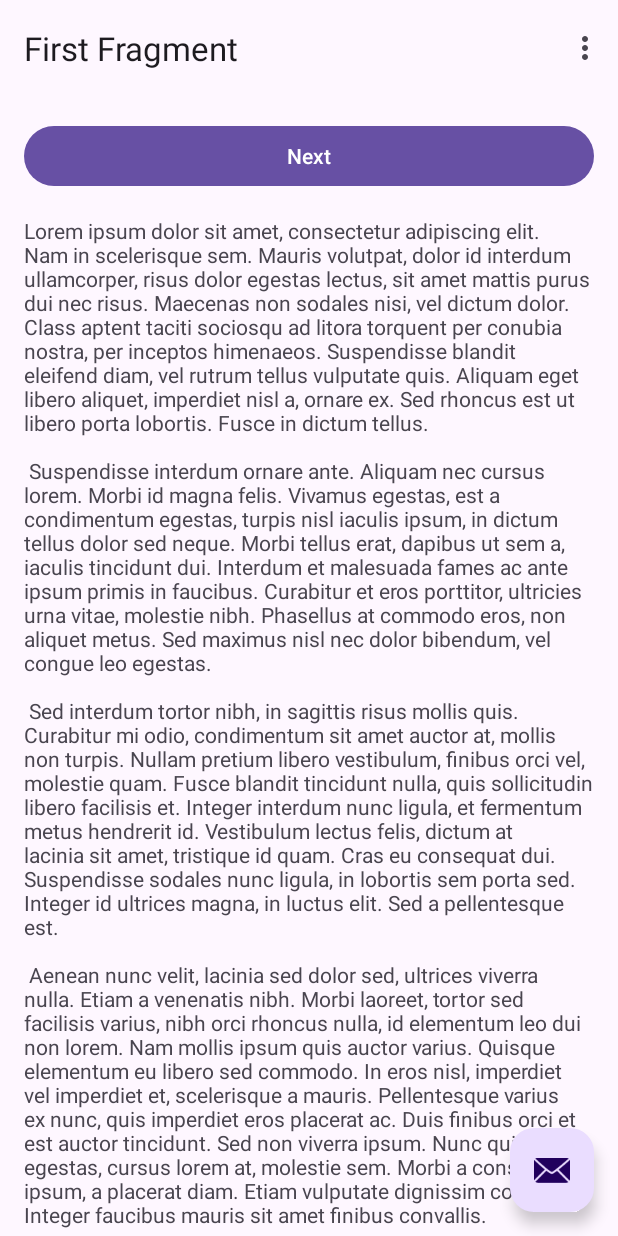
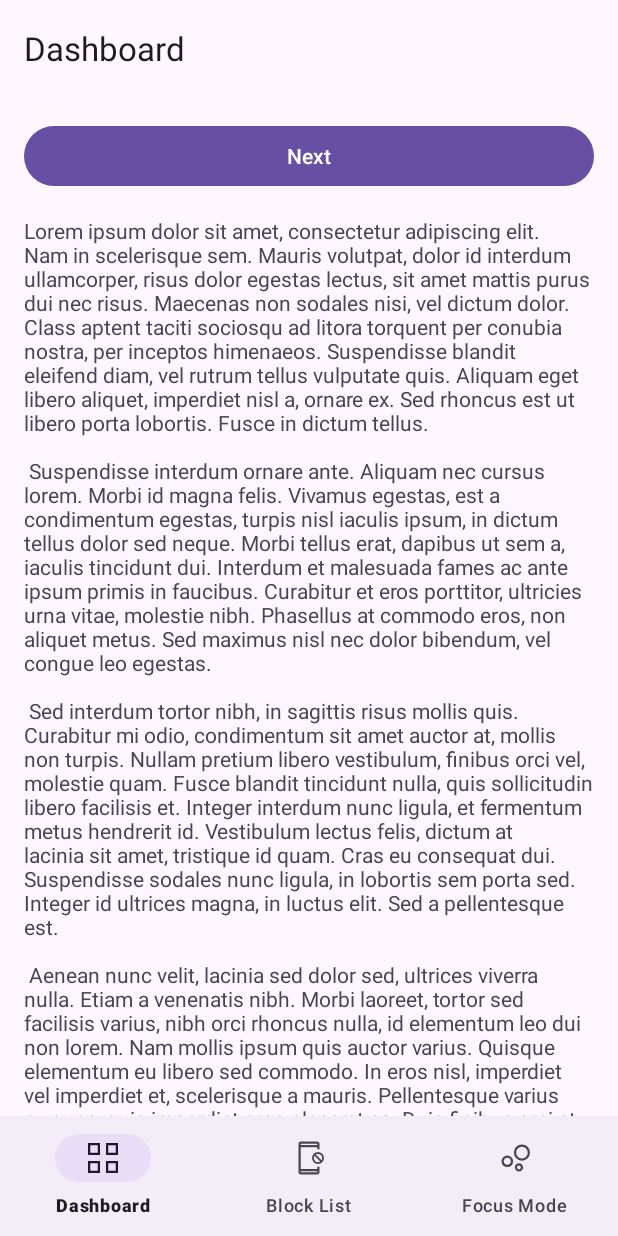
Before and after one commit to rsales/track-apps, an Android app: the screen it shows after launch (MainActivity), on a phone screen of 412 x 824 dp. Run offline under Robolectric (Android 15) with nearby library versions, the phone set to English and light mode, and no system bars; our stand-ins replace navigation-ui.

Commit message:
Start setup bottom navigation menu

```diff
--- a/app/src/main/java/br/com/salescreations/track_apps/MainActivity.kt
+++ b/app/src/main/java/br/com/salescreations/track_apps/MainActivity.kt
@@ -10,6 +10,7 @@ import androidx.navigation.ui.navigateUp
 import androidx.navigation.ui.setupActionBarWithNavController
 import android.view.Menu
 import android.view.MenuItem
+import androidx.navigation.fragment.findNavController
 import br.com.salescreations.track_apps.databinding.ActivityMainBinding
 
 class MainActivity : AppCompatActivity() {
@@ -29,27 +30,23 @@ class MainActivity : AppCompatActivity() {
 		val navController = findNavController(R.id.nav_host_fragment_content_main)
 		appBarConfiguration = AppBarConfiguration(navController.graph)
 		setupActionBarWithNavController(navController, appBarConfiguration)
-
-		binding.fab.setOnClickListener { view ->
-			Snackbar.make(view, "Replace with your own action", Snackbar.LENGTH_LONG)
-				.setAnchorView(R.id.fab)
-				.setAction("Action", null).show()
-		}
 	}
 
-	override fun onCreateOptionsMenu(menu: Menu): Boolean {
-		// Inflate the menu; this adds items to the action bar if it is present.
-		menuInflater.inflate(R.menu.menu_main, menu)
-		return true
-	}
+//	override fun onCreateOptionsMenu(menu: Menu): Boolean {
+//		// Inflate the menu; this adds items to the action bar if it is present.
+//		menuInflater.inflate(R.menu.menu_main, menu)
+//		return true
+//	}
 
 	override fun onOptionsItemSelected(item: MenuItem): Boolean {
 		// Handle action bar item clicks here. The action bar will
 		// automatically handle clicks on the Home/Up button, so long
 		// as you specify a parent activity in AndroidManifest.xml.
 		return when (item.itemId) {
-			R.id.action_settings -> true
-			R.id.action_hello -> true
+			R.id.dashboard -> true
+			R.id.focus_mode -> true
+			R.id.focus_mode -> true
+
 			else -> super.onOptionsItemSelected(item)
 		}
 	}
--- /dev/null
+++ b/app/src/main/res/drawable/app_blocking.xml
@@ -0,0 +1,10 @@
+<vector xmlns:android="http://schemas.android.com/apk/res/android"
+    android:width="48dp"
+    android:height="48dp"
+    android:viewportWidth="960"
+    android:viewportHeight="960"
+    android:tint="?attr/colorControlNormal">
+  <path
+      android:fillColor="@android:color/white"
+      android:pathData="M260,920Q235.25,920 217.63,902.38Q200,884.75 200,860L200,100Q200,75.25 217.63,57.63Q235.25,40 260,40L700,40Q724.75,40 742.38,57.63Q760,75.25 760,100L760,246L700,246L700,190L260,190L260,770L700,770L700,714L760,714L760,860Q760,884.75 742.38,902.38Q724.75,920 700,920L260,920ZM260,860L700,860Q700,860 700,860Q700,860 700,860L700,830L260,830L260,860Q260,860 260,860Q260,860 260,860ZM720,640Q654,640 607,593Q560,546 560,480Q560,414 607,367Q654,320 720,320Q786,320 833,367Q880,414 880,480Q880,546 833,593Q786,640 720,640ZM720,590Q735.77,590 750.89,586Q766,582 778,573L627,422Q619,435 614.5,449.46Q610,463.91 610,479Q610,525 641.9,557.5Q673.8,590 720,590ZM814,538Q822,525 826,510.21Q830,495.43 830,480Q830,433.8 798.1,401.9Q766.2,370 720,370Q704.23,370 689.11,374Q674,378 662,386L814,538ZM260,130L700,130L700,100Q700,100 700,100Q700,100 700,100L260,100Q260,100 260,100Q260,100 260,100L260,130ZM260,130L260,100Q260,100 260,100Q260,100 260,100L260,100Q260,100 260,100Q260,100 260,100L260,130L260,130ZM260,860Q260,860 260,860Q260,860 260,860L260,830L260,830L260,860Q260,860 260,860Q260,860 260,860L260,860Z"/>
+</vector>
--- /dev/null
+++ b/app/src/main/res/drawable/bubble_chart.xml
@@ -0,0 +1,10 @@
+<vector xmlns:android="http://schemas.android.com/apk/res/android"
+    android:width="48dp"
+    android:height="48dp"
+    android:viewportWidth="960"
+    android:viewportHeight="960"
+    android:tint="?attr/colorControlNormal">
+  <path
+      android:fillColor="@android:color/white"
+      android:pathData="M275,723Q210,723 165,678Q120,633 120,568Q120,503 165,458Q210,413 275,413Q340,413 385,458Q430,503 430,568Q430,633 385,678Q340,723 275,723ZM275,663Q315,663 342.5,635.5Q370,608 370,568Q370,528 342.5,500.5Q315,473 275,473Q235,473 207.5,500.5Q180,528 180,568Q180,608 207.5,635.5Q235,663 275,663ZM664.94,550Q575,550 512.5,487.44Q450,424.87 450,334.94Q450,245 512.56,182.5Q575.13,120 665.06,120Q755,120 817.5,182.56Q880,245.13 880,335.06Q880,425 817.44,487.5Q754.87,550 664.94,550ZM584.88,840Q539,840 507,807.88Q475,775.77 475,729.88Q475,684 507.12,652Q539.23,620 585.12,620Q631,620 663,652.12Q695,684.23 695,730.12Q695,776 662.88,808Q630.77,840 584.88,840ZM664.77,490Q730,490 775,445.23Q820,400.45 820,335.23Q820,270 775.23,225Q730.45,180 665.23,180Q600,180 555,224.77Q510,269.55 510,334.77Q510,400 554.77,445Q599.55,490 664.77,490ZM584.83,780Q606,780 620.5,765.67Q635,751.35 635,730.17Q635,709 620.67,694.5Q606.35,680 585.17,680Q564,680 549.5,694.33Q535,708.65 535,729.83Q535,751 549.33,765.5Q563.65,780 584.83,780ZM665,335Q665,335 665,335Q665,335 665,335Q665,335 665,335Q665,335 665,335Q665,335 665,335Q665,335 665,335Q665,335 665,335Q665,335 665,335ZM275,568Q275,568 275,568Q275,568 275,568Q275,568 275,568Q275,568 275,568Q275,568 275,568Q275,568 275,568Q275,568 275,568Q275,568 275,568ZM585,730Q585,730 585,730Q585,730 585,730Q585,730 585,730Q585,730 585,730Q585,730 585,730Q585,730 585,730Q585,730 585,730Q585,730 585,730Z"/>
+</vector>
--- /dev/null
+++ b/app/src/main/res/drawable/view_comfy_alt.xml
@@ -0,0 +1,10 @@
+<vector xmlns:android="http://schemas.android.com/apk/res/android"
+    android:width="48dp"
+    android:height="48dp"
+    android:viewportWidth="960"
+    android:viewportHeight="960"
+    android:tint="?attr/colorControlNormal">
+  <path
+      android:fillColor="@android:color/white"
+      android:pathData="M80,400L80,80L400,80L400,400L80,400ZM140,340L340,340L340,140L140,140L140,340ZM80,880L80,560L400,560L400,880L80,880ZM140,820L340,820L340,620L140,620L140,820ZM560,400L560,80L880,80L880,400L560,400ZM620,340L820,340L820,140L620,140L620,340ZM560,880L560,560L880,560L880,880L560,880ZM620,820L820,820L820,620L620,620L620,820ZM340,340L340,340L340,340L340,340L340,340ZM340,620L340,620L340,620L340,620L340,620ZM620,340L620,340L620,340L620,340L620,340ZM620,620L620,620L620,620L620,620L620,620Z"/>
+</vector>
--- a/app/src/main/res/layout/activity_main.xml
+++ b/app/src/main/res/layout/activity_main.xml
@@ -19,16 +19,18 @@
 
 	</com.google.android.material.appbar.AppBarLayout>
 
-	<include layout="@layout/content_main" />
+	<include
+		android:id="@+id/include"
+		layout="@layout/content_main" />
 
-	<com.google.android.material.floatingactionbutton.FloatingActionButton
-		android:id="@+id/fab"
-		android:layout_width="wrap_content"
+	<com.google.android.material.bottomnavigation.BottomNavigationView
+		android:id="@+id/bottom_navigation"
+		android:layout_width="match_parent"
 		android:layout_height="wrap_content"
-		android:layout_gravity="bottom|end"
-		android:layout_marginEnd="@dimen/fab_margin"
-		android:layout_marginBottom="16dp"
-		android:contentDescription="@string/app_name"
-		app:srcCompat="@android:drawable/ic_dialog_email" />
+		app:layout_anchor="@+id/include"
+		app:layout_anchorGravity="bottom|center"
+		app:menu="@menu/bottom_navigation_menu" >
+
+	</com.google.android.material.bottomnavigation.BottomNavigationView>
 
 </androidx.coordinatorlayout.widget.CoordinatorLayout>
--- /dev/null
+++ b/app/src/main/res/menu/bottom_navigation_menu.xml
@@ -0,0 +1,18 @@
+<?xml version="1.0" encoding="utf-8"?>
+<menu xmlns:android="http://schemas.android.com/apk/res/android">
+	<item
+		android:id="@+id/dashboard"
+		android:enabled="true"
+		android:icon="@drawable/view_comfy_alt"
+		android:title="@string/first_fragment_label"/>
+	<item
+		android:id="@+id/block_list"
+		android:enabled="true"
+		android:icon="@drawable/app_blocking"
+		android:title="@string/second_fragment_label"/>
+	<item
+		android:id="@+id/focus_mode"
+		android:enabled="false"
+		android:icon="@drawable/bubble_chart"
+		android:title="@string/third_fragment_label"/>
+</menu>
--- a/app/src/main/res/menu/menu_main.xml
+++ /dev/null
@@ -1,15 +0,0 @@
-<menu xmlns:android="http://schemas.android.com/apk/res/android"
-	xmlns:app="http://schemas.android.com/apk/res-auto"
-	xmlns:tools="http://schemas.android.com/tools"
-	tools:context="br.com.salescreations.track_apps.MainActivity">
-	<item
-		android:id="@+id/action_settings"
-		android:orderInCategory="100"
-		android:title="@string/action_settings"
-		app:showAsAction="never" />
-	<item
-		android:id="@+id/action_hello"
-		android:orderInCategory="100"
-		android:title="@string/hello"
-		app:showAsAction="never" />
-</menu>
--- a/app/src/main/res/values/strings.xml
+++ b/app/src/main/res/values/strings.xml
@@ -2,11 +2,11 @@
 	<string name="app_name">track-apps</string>
 	<string name="action_settings">Settings</string>
 	<!-- Strings used for fragments for navigation -->
-	<string name="first_fragment_label">First Fragment</string>
-	<string name="second_fragment_label">Second Fragment</string>
+	<string name="first_fragment_label">Dashboard</string>
+	<string name="second_fragment_label">Block List</string>
+	<string name="third_fragment_label">Focus Mode</string>
 	<string name="next">Next</string>
 	<string name="previous">Previous</string>
-	<string name="hello">Hello World</string>
 
 	<string name="lorem_ipsum">
 		Lorem ipsum dolor sit amet, consectetur adipiscing elit. Nam in scelerisque sem. Mauris
```
